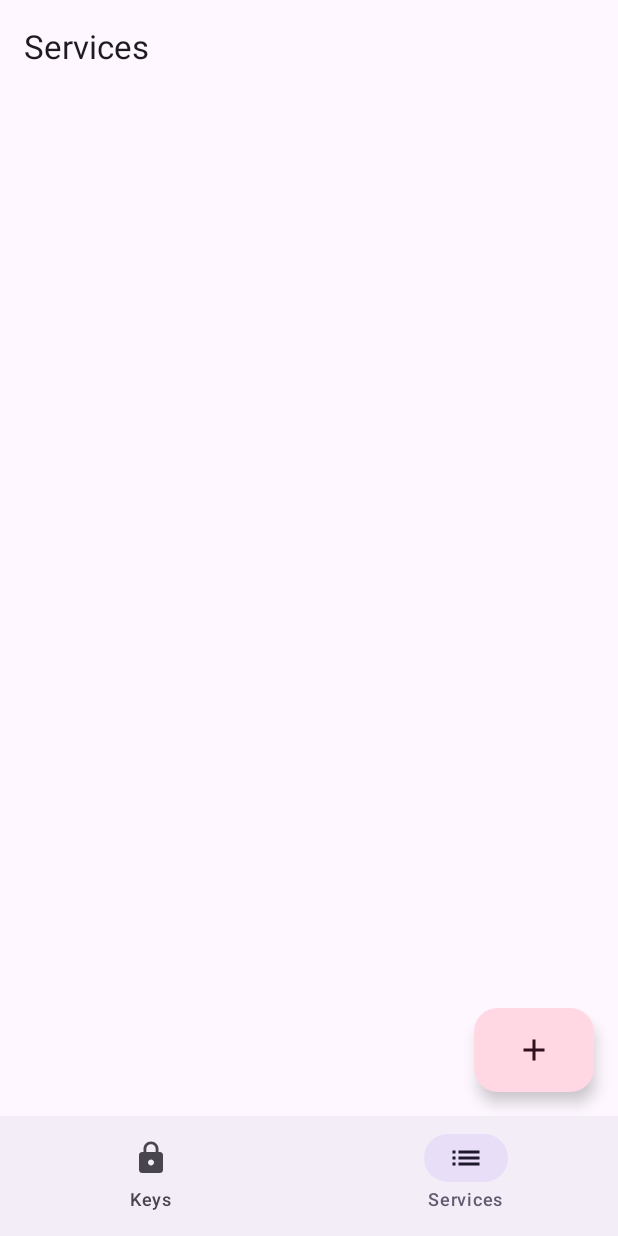
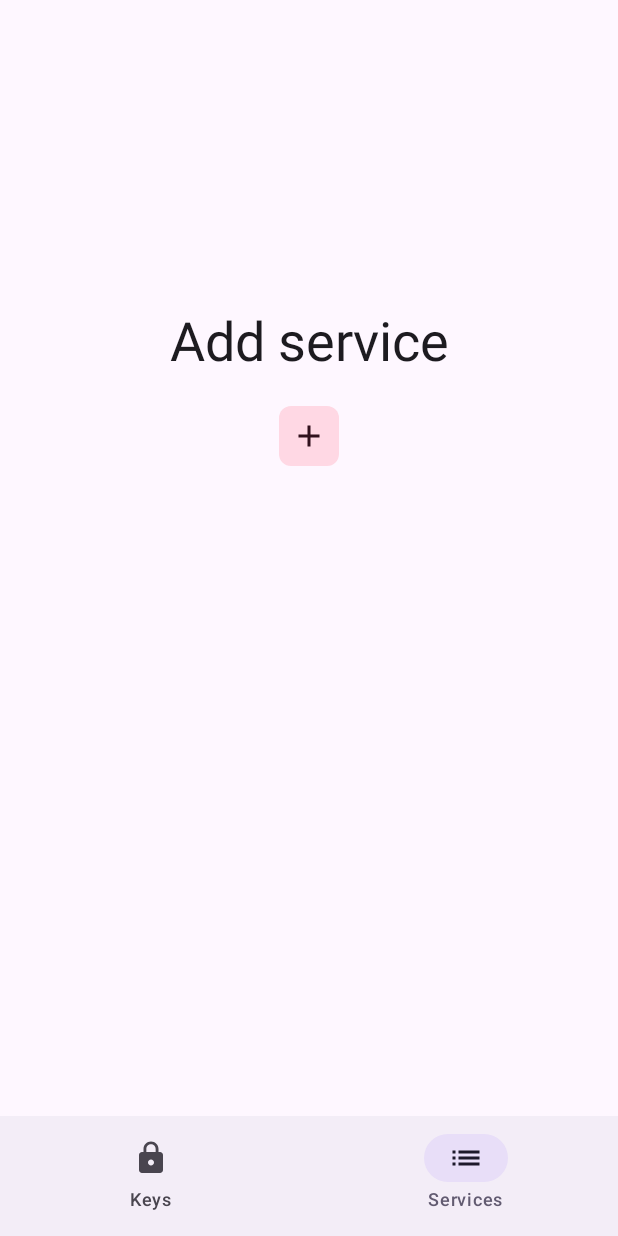
Before and after one commit to AdamVe/hwkeyinfo, an Android app built with Jetpack Compose: the ServiceListScreen screen opened through its navigation route, on a phone screen of 412 x 824 dp. Run offline under Robolectric (Android 15) with nearby library versions, the phone set to English and light mode, and no system bars; our stand-ins replace accompanist.

Commit message:
add views for empty lists

```diff
--- a/app/src/main/java/com/adamve/hwkeyinfo/ui/security_key/SecurityKeyListScreen.kt
+++ b/app/src/main/java/com/adamve/hwkeyinfo/ui/security_key/SecurityKeyListScreen.kt
@@ -5,31 +5,36 @@ import android.content.res.Configuration.UI_MODE_NIGHT_YES
 import androidx.compose.foundation.layout.Arrangement
 import androidx.compose.foundation.layout.Column
 import androidx.compose.foundation.layout.PaddingValues
+import androidx.compose.foundation.layout.fillMaxHeight
 import androidx.compose.foundation.layout.fillMaxSize
 import androidx.compose.foundation.layout.fillMaxWidth
 import androidx.compose.foundation.layout.padding
 import androidx.compose.foundation.lazy.LazyColumn
 import androidx.compose.foundation.lazy.items
 import androidx.compose.foundation.lazy.rememberLazyListState
+import androidx.compose.foundation.shape.RoundedCornerShape
 import androidx.compose.material.icons.Icons
 import androidx.compose.material.icons.filled.Add
 import androidx.compose.material.icons.filled.List
 import androidx.compose.material.icons.filled.Lock
 import androidx.compose.material3.ExperimentalMaterial3Api
-import androidx.compose.material3.ExtendedFloatingActionButton
+import androidx.compose.material3.FilledIconButton
 import androidx.compose.material3.Icon
+import androidx.compose.material3.IconButtonDefaults
 import androidx.compose.material3.MaterialTheme
 import androidx.compose.material3.NavigationBar
 import androidx.compose.material3.NavigationBarItem
 import androidx.compose.material3.Scaffold
+import androidx.compose.material3.SmallFloatingActionButton
 import androidx.compose.material3.Text
 import androidx.compose.material3.TopAppBar
 import androidx.compose.runtime.Composable
 import androidx.compose.runtime.collectAsState
 import androidx.compose.runtime.getValue
+import androidx.compose.ui.Alignment
 import androidx.compose.ui.Modifier
 import androidx.compose.ui.res.stringResource
-import androidx.compose.ui.tooling.preview.Devices
+import androidx.compose.ui.text.style.TextAlign
 import androidx.compose.ui.tooling.preview.Preview
 import androidx.compose.ui.unit.dp
 import androidx.lifecycle.viewmodel.compose.viewModel
@@ -83,19 +88,29 @@ fun SecurityKeyListScreenContent(
     navigateToServiceList: () -> Unit = {},
     securityKeyListUiState: SecurityKeyListUiState = SecurityKeyListUiState(),
 ) {
+    val itemList = securityKeyListUiState
+        .itemList
+        .sortedWith(securityKeyWithServicesComparator)
 
     Scaffold(
         topBar = {
+            if (itemList.isNotEmpty()) {
                 TopAppBar(
                     title = { Text(stringResource(id = SecurityKeyListDestination.titleRes)) },
                 )
+            }
         },
         floatingActionButton = {
-            ExtendedFloatingActionButton(
+            if (itemList.isNotEmpty()) {
+                SmallFloatingActionButton(
                     onClick = navigateToItemEntry,
                     containerColor = MaterialTheme.colorScheme.tertiaryContainer,
                 ) {
-                Icon(Icons.Filled.Add, stringResource(id = R.string.security_key_action_add_content_description))
+                    Icon(
+                        Icons.Filled.Add,
+                        stringResource(id = R.string.security_key_action_add_content_description)
+                    )
+                }
             }
         },
         bottomBar = {
@@ -124,13 +139,18 @@ fun SecurityKeyListScreenContent(
 
         }
     ) { innerPadding ->
+        if (itemList.isEmpty()) {
+            SecurityKeyEmptyListScreenBody(
+                navigateToItemEntry = navigateToItemEntry,
+                modifier = modifier.padding(innerPadding)
+            )
+        } else {
             SecurityKeyListScreenBody(
-            itemList = securityKeyListUiState
-                .itemList
-                .sortedWith(securityKeyWithServicesComparator),
+                itemList = itemList,
                 onItemClick = navigateToItemUpdate,
                 modifier = modifier.padding(innerPadding)
             )
+        }
     }
 }
 
@@ -145,6 +165,8 @@ fun SecurityKeyListScreenBody(
         modifier = modifier
             .fillMaxSize()
     ) {
+
+
         LazyColumn(
             Modifier
                 .fillMaxWidth(),
@@ -162,13 +184,43 @@ fun SecurityKeyListScreenBody(
     }
 }
 
-@Preview(
-    showSystemUi = true,
-    device = Devices.PIXEL_4_XL,
-    uiMode = UI_MODE_NIGHT_NO
+@Composable
+fun SecurityKeyEmptyListScreenBody(
+    modifier: Modifier = Modifier,
+    navigateToItemEntry: () -> Unit = {},
+) {
+    Column(
+        modifier = modifier
+            .fillMaxHeight(0.7f)
+            .fillMaxWidth(),
+        horizontalAlignment = Alignment.CenterHorizontally,
+        verticalArrangement = Arrangement.Center
+    ) {
+        Text(
+            stringResource(id = R.string.security_key_list_screen_add_label),
+            modifier = Modifier.padding(bottom = 16.dp),
+            style = MaterialTheme.typography.displaySmall,
+            textAlign = TextAlign.Center
         )
+        FilledIconButton(
+            onClick = navigateToItemEntry,
+            shape = RoundedCornerShape(8.dp),
+            colors = IconButtonDefaults.filledIconButtonColors(
+                containerColor = MaterialTheme.colorScheme.tertiaryContainer,
+            )
+        ) {
+            Icon(
+                Icons.Filled.Add,
+                stringResource(id = R.string.security_key_action_add_content_description)
+            )
+        }
+    }
+}
+
+@Preview(showSystemUi = true, uiMode = UI_MODE_NIGHT_NO)
+@Preview(showSystemUi = true, uiMode = UI_MODE_NIGHT_YES)
 @Composable
-fun LightSecurityKeyListPreview() {
+fun SecurityKeyListPreview() {
     HwKeyInfoTheme {
         SecurityKeyListScreenContent(
             securityKeyListUiState = previewSecurityKeyListUiState,
@@ -176,19 +228,17 @@ fun LightSecurityKeyListPreview() {
     }
 }
 
-@Preview(
-    showSystemUi = true,
-    device = Devices.PIXEL_4_XL,
-    uiMode = UI_MODE_NIGHT_YES
-)
+@Preview(showSystemUi = true, uiMode = UI_MODE_NIGHT_NO)
+@Preview(showSystemUi = true, uiMode = UI_MODE_NIGHT_YES)
 @Composable
-fun DarkSecurityKeyListPreview() {
+fun EmptySecurityKeyListPreview() {
     HwKeyInfoTheme {
         SecurityKeyListScreenContent(
-            securityKeyListUiState = previewSecurityKeyListUiState,
+            securityKeyListUiState = SecurityKeyListUiState(listOf()),
         )
     }
 }
+
 
 val previewSecurityKeyListUiState = SecurityKeyListUiState(
     itemList = listOf(
--- a/app/src/main/java/com/adamve/hwkeyinfo/ui/service/ServiceListScreen.kt
+++ b/app/src/main/java/com/adamve/hwkeyinfo/ui/service/ServiceListScreen.kt
@@ -4,30 +4,36 @@ import android.content.res.Configuration.UI_MODE_NIGHT_YES
 import androidx.compose.foundation.layout.Arrangement
 import androidx.compose.foundation.layout.Column
 import androidx.compose.foundation.layout.PaddingValues
+import androidx.compose.foundation.layout.fillMaxHeight
 import androidx.compose.foundation.layout.fillMaxSize
 import androidx.compose.foundation.layout.fillMaxWidth
 import androidx.compose.foundation.layout.padding
 import androidx.compose.foundation.lazy.LazyColumn
 import androidx.compose.foundation.lazy.items
 import androidx.compose.foundation.lazy.rememberLazyListState
+import androidx.compose.foundation.shape.RoundedCornerShape
 import androidx.compose.material.icons.Icons
 import androidx.compose.material.icons.filled.Add
 import androidx.compose.material.icons.filled.List
 import androidx.compose.material.icons.filled.Lock
 import androidx.compose.material3.ExperimentalMaterial3Api
-import androidx.compose.material3.ExtendedFloatingActionButton
+import androidx.compose.material3.FilledIconButton
 import androidx.compose.material3.Icon
+import androidx.compose.material3.IconButtonDefaults
 import androidx.compose.material3.MaterialTheme
 import androidx.compose.material3.NavigationBar
 import androidx.compose.material3.NavigationBarItem
 import androidx.compose.material3.Scaffold
+import androidx.compose.material3.SmallFloatingActionButton
 import androidx.compose.material3.Text
 import androidx.compose.material3.TopAppBar
 import androidx.compose.runtime.Composable
 import androidx.compose.runtime.collectAsState
 import androidx.compose.runtime.getValue
+import androidx.compose.ui.Alignment
 import androidx.compose.ui.Modifier
 import androidx.compose.ui.res.stringResource
+import androidx.compose.ui.text.style.TextAlign
 import androidx.compose.ui.tooling.preview.Preview
 import androidx.compose.ui.unit.dp
 import androidx.lifecycle.viewmodel.compose.viewModel
@@ -72,18 +78,29 @@ fun ServiceListScreenContent(
     navigateToSecurityKeyList: () -> Unit = {},
     serviceListUiState: ServiceListUiState = ServiceListUiState()
 ) {
+    val itemList = serviceListUiState
+        .serviceList
+        .sortedWith(serviceWithSecurityKeysComparator)
+
     Scaffold(
         topBar = {
+            if (itemList.isNotEmpty()) {
                 TopAppBar(
                     title = { Text(stringResource(id = ServiceListDestination.titleRes)) },
                 )
+            }
         },
         floatingActionButton = {
-            ExtendedFloatingActionButton(
+            if (itemList.isNotEmpty()) {
+                SmallFloatingActionButton(
                     onClick = navigateToItemEntry,
                     containerColor = MaterialTheme.colorScheme.tertiaryContainer,
                 ) {
-                Icon(Icons.Filled.Add, stringResource(id = R.string.service_action_add_content_description))
+                    Icon(
+                        Icons.Filled.Add,
+                        stringResource(id = R.string.service_action_add_content_description)
+                    )
+                }
             }
         },
         bottomBar = {
@@ -112,13 +129,18 @@ fun ServiceListScreenContent(
 
         }
     ) { innerPadding ->
+        if (itemList.isEmpty()) {
+            ServiceEmptyListScreenBody(
+                modifier = modifier.padding(innerPadding),
+                navigateToItemEntry = navigateToItemEntry,
+            )
+        } else {
             ServiceListScreenBody(
-            itemList = serviceListUiState
-                .serviceList
-                .sortedWith(serviceWithSecurityKeysComparator),
+                itemList = itemList,
                 onItemClick = navigateToItemUpdate,
                 modifier = modifier.padding(innerPadding)
             )
+        }
     }
 }
 
@@ -150,13 +172,57 @@ fun ServiceListScreenBody(
     }
 }
 
+@Composable
+fun ServiceEmptyListScreenBody(
+    modifier: Modifier = Modifier,
+    navigateToItemEntry: () -> Unit = {},
+) {
+    Column(
+        modifier = modifier
+            .fillMaxHeight(0.7f)
+            .fillMaxWidth(),
+        horizontalAlignment = Alignment.CenterHorizontally,
+        verticalArrangement = Arrangement.Center
+    ) {
+        Text(
+            stringResource(id = R.string.service_list_screen_add_label),
+            modifier = Modifier.padding(bottom = 16.dp),
+            style = MaterialTheme.typography.displaySmall,
+            textAlign = TextAlign.Center
+        )
+        FilledIconButton(
+            onClick = navigateToItemEntry,
+            shape = RoundedCornerShape(8.dp),
+            colors = IconButtonDefaults.filledIconButtonColors(
+                containerColor = MaterialTheme.colorScheme.tertiaryContainer,
+            )
+        ) {
+            Icon(
+                Icons.Filled.Add,
+                stringResource(id = R.string.service_action_add_content_description)
+            )
+        }
+    }
+}
+
 @Preview(showSystemUi = true)
 @Preview(showSystemUi = true, uiMode = UI_MODE_NIGHT_YES)
 @Composable
 fun ServiceListScreenPreview() {
     HwKeyInfoTheme {
         ServiceListScreenContent(
-            serviceListUiState = previewServiceListUiState
+            serviceListUiState = ServiceListUiState(previewServicesWithSecurityKeys),
+        )
+    }
+}
+
+@Preview(showSystemUi = true)
+@Preview(showSystemUi = true, uiMode = UI_MODE_NIGHT_YES)
+@Composable
+fun ServiceEmptyListScreenPreview() {
+    HwKeyInfoTheme {
+        ServiceListScreenContent(
+            serviceListUiState = ServiceListUiState(listOf()),
         )
     }
 }
@@ -185,7 +251,3 @@ val previewServicesWithSecurityKeys = listOf(
         listOf(previewSecurityKeys[0], previewSecurityKeys[1])
     )
 )
-
-val previewServiceListUiState = ServiceListUiState(
-    previewServicesWithSecurityKeys
-)
--- a/app/src/main/res/values/strings.xml
+++ b/app/src/main/res/values/strings.xml
@@ -14,6 +14,7 @@
     <string name="security_key_input_form_key_description_title">Description</string>
     <string name="security_key_input_form_services_header">Services</string>
 
+    <string name="security_key_list_screen_add_label">Create security key</string>
     <string name="security_key_action_add_content_description">Create new key</string>
 
     <string name="security_key_card_action_edit_content_description">Edit</string>
@@ -42,6 +43,7 @@
     <string name="service_card_action_fold_key_list_content_description">Fold key list</string>
     <string name="service_card_action_unfold_key_list_content_description">Unfold key list</string>
 
+    <string name="service_list_screen_add_label">Add service</string>
     <string name="service_action_add_content_description">Create new service</string>
 
     <string name="bottom_navigation_keys_label">Keys</string>
```
Lines whose indentation alone changed are shown as unchanged.
